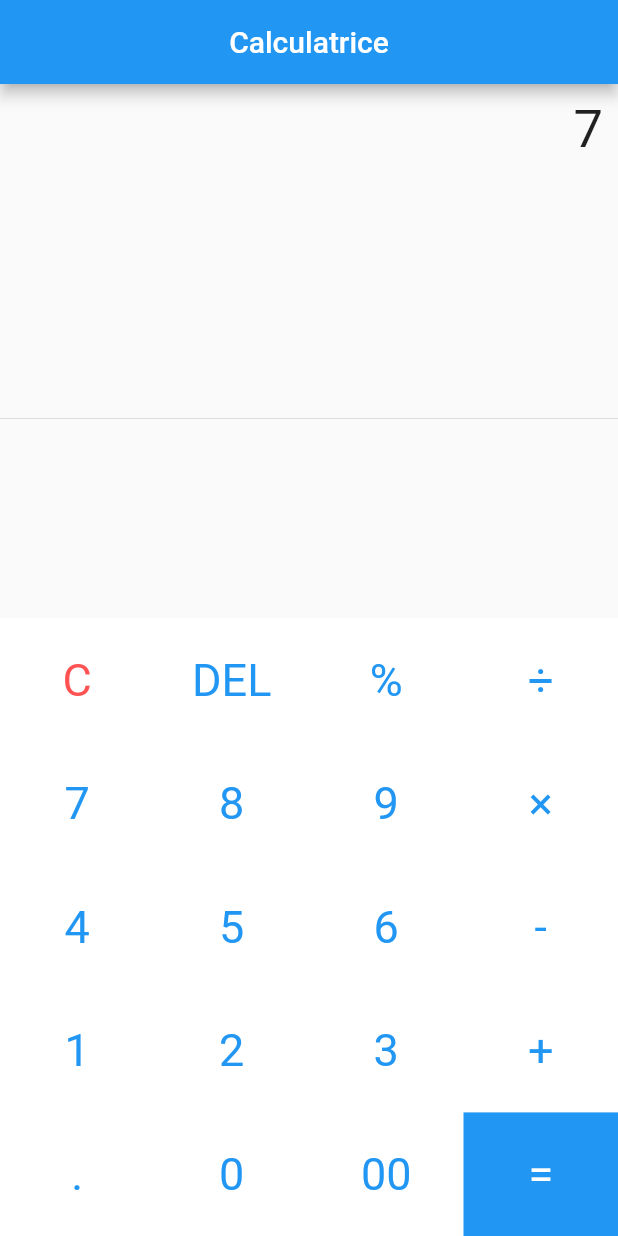
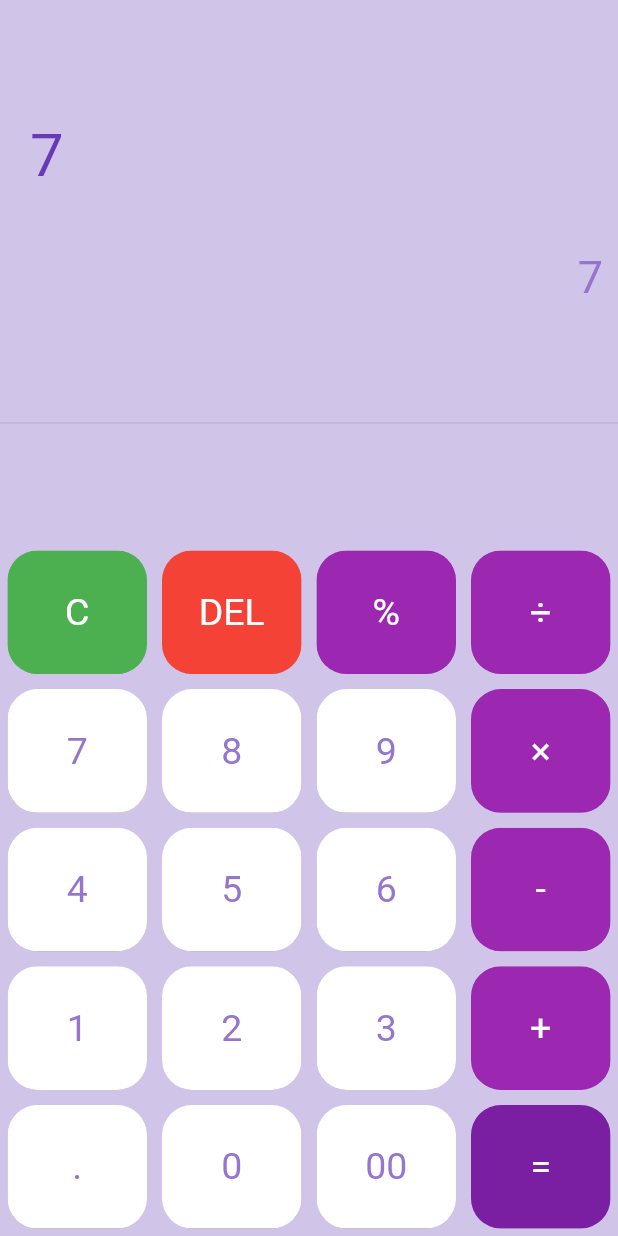
Before and after one commit to Caydo163/flutter-calculator, a Flutter app: the screen it shows after launch, after a tap on an icon or button, on a phone screen of 412 x 824 dp. Run offline on Flutter 3.47's test engine with Material 2 defaults, Android fonts, the phone set to English and light mode, and no system bars; our stand-ins replace math_expressions.

Commit message:
amelioration design + gestion resultat

```diff
--- a/lib/main.dart
+++ b/lib/main.dart
@@ -160,20 +160,10 @@ class _SimpleCalculatriceState extends State<SimpleCalculatrice> {
 
         case "=":
           {
-            if (calcul.isNotEmpty) {
-              expression = calcul.replaceAll("÷", "/").replaceAll("×", "*");
-              try {
-                Parser p = Parser();
-                Expression exp = p.parse(expression);
-                ContextModel cm = ContextModel();
-
-                result = "${exp.evaluate(EvaluationType.REAL, cm)}";
-              } catch (e) {
-                result = "Erreur";
-              }
-            }
+            calcul = result;
           }
           break;
+
         default:
           {
             if (calcul == "0") calcul = "";
@@ -181,21 +171,43 @@ class _SimpleCalculatriceState extends State<SimpleCalculatrice> {
           }
           break;
       }
+
+      if (calcul.isNotEmpty) {
+        expression = calcul.replaceAll("÷", "/").replaceAll("×", "*");
+        try {
+          Parser p = Parser();
+          Expression exp = p.parse(expression);
+          ContextModel cm = ContextModel();
+          // String resultat = exp.evaluate(EvaluationType.REAL, cm);
+          // if(resultat%1)
+
+          result = "${exp.evaluate(EvaluationType.REAL, cm)}";
+          if (result.substring(result.length - 2, result.length) == ".0") {
+            result = result.substring(0, result.length - 2);
+          }
+        } catch (e) {}
+      }
     });
   }
 
   Widget calculatriceButton(
       String txt, Color couleurText, Color couleurBouton) {
     return Container(
+      margin: const EdgeInsets.all(5),
       height: MediaQuery.of(context).size.height * 0.1,
-      color: couleurBouton,
-      child: MaterialButton(
-        padding: EdgeInsets.all(16),
-        onPressed: () => ButtonPressed(txt),
-        child: Text(
-          txt,
-          style: TextStyle(
-              color: couleurText, fontSize: 30, fontWeight: FontWeight.normal),
+      child: ClipRRect(
+        borderRadius: BorderRadius.circular(20),
+        child: MaterialButton(
+          color: couleurBouton,
+          padding: EdgeInsets.all(7),
+          onPressed: () => ButtonPressed(txt),
+          child: Text(
+            txt,
+            style: TextStyle(
+                color: couleurText,
+                fontSize: 25,
+                fontWeight: FontWeight.normal),
+          ),
         ),
       ),
     );
@@ -204,26 +216,27 @@ class _SimpleCalculatriceState extends State<SimpleCalculatrice> {
   @override
   Widget build(BuildContext context) {
     return Scaffold(
-      appBar: AppBar(
-        title: Text("Calculatrice"),
-        centerTitle: true,
-      ),
+      backgroundColor: Colors.deepPurple[100],
+      // appBar: AppBar(
+      //   title: Text("Calculatrice"),
+      //   centerTitle: true,
+      // ),
       body: Column(
         children: [
           Container(
-            alignment: Alignment.centerRight,
-            padding: EdgeInsets.fromLTRB(20, 10, 10, 0),
+            alignment: Alignment.centerLeft,
+            padding: EdgeInsets.fromLTRB(20, 80, 10, 0),
             child: Text(
               calcul,
-              style: TextStyle(fontSize: 35),
+              style: TextStyle(fontSize: 40, color: Colors.deepPurple),
             ),
           ),
           Container(
             alignment: Alignment.centerRight,
-            padding: EdgeInsets.fromLTRB(20, 10, 10, 0),
+            padding: EdgeInsets.fromLTRB(20, 40, 10, 0),
             child: Text(
               result,
-              style: TextStyle(fontSize: 25, color: Colors.grey[600]),
+              style: TextStyle(fontSize: 30, color: Colors.deepPurple[300]),
             ),
           ),
           Expanded(child: Divider()),
@@ -235,34 +248,47 @@ class _SimpleCalculatriceState extends State<SimpleCalculatrice> {
                 child: Table(
                   children: [
                     TableRow(children: [
-                      calculatriceButton("C", Colors.redAccent, Colors.white),
-                      calculatriceButton("DEL", Colors.blue, Colors.white),
-                      calculatriceButton("%", Colors.blue, Colors.white),
-                      calculatriceButton("÷", Colors.blue, Colors.white),
+                      calculatriceButton("C", Colors.white, Colors.green),
+                      calculatriceButton("DEL", Colors.white, Colors.red),
+                      calculatriceButton("%", Colors.white, Colors.purple),
+                      calculatriceButton("÷", Colors.white, Colors.purple),
                     ]),
                     TableRow(children: [
-                      calculatriceButton("7", Colors.blue, Colors.white),
-                      calculatriceButton("8", Colors.blue, Colors.white),
-                      calculatriceButton("9", Colors.blue, Colors.white),
-                      calculatriceButton("×", Colors.blue, Colors.white),
+                      calculatriceButton(
+                          "7", Colors.deepPurple.shade300, Colors.white),
+                      calculatriceButton(
+                          "8", Colors.deepPurple.shade300, Colors.white),
+                      calculatriceButton(
+                          "9", Colors.deepPurple.shade300, Colors.white),
+                      calculatriceButton("×", Colors.white, Colors.purple),
                     ]),
                     TableRow(children: [
-                      calculatriceButton("4", Colors.blue, Colors.white),
-                      calculatriceButton("5", Colors.blue, Colors.white),
-                      calculatriceButton("6", Colors.blue, Colors.white),
-                      calculatriceButton("-", Colors.blue, Colors.white),
+                      calculatriceButton(
+                          "4", Colors.deepPurple.shade300, Colors.white),
+                      calculatriceButton(
+                          "5", Colors.deepPurple.shade300, Colors.white),
+                      calculatriceButton(
+                          "6", Colors.deepPurple.shade300, Colors.white),
+                      calculatriceButton("-", Colors.white, Colors.purple),
                     ]),
                     TableRow(children: [
-                      calculatriceButton("1", Colors.blue, Colors.white),
-                      calculatriceButton("2", Colors.blue, Colors.white),
-                      calculatriceButton("3", Colors.blue, Colors.white),
-                      calculatriceButton("+", Colors.blue, Colors.white),
+                      calculatriceButton(
+                          "1", Colors.deepPurple.shade300, Colors.white),
+                      calculatriceButton(
+                          "2", Colors.deepPurple.shade300, Colors.white),
+                      calculatriceButton(
+                          "3", Colors.deepPurple.shade300, Colors.white),
+                      calculatriceButton("+", Colors.white, Colors.purple),
                     ]),
                     TableRow(children: [
-                      calculatriceButton(".", Colors.blue, Colors.white),
-                      calculatriceButton("0", Colors.blue, Colors.white),
-                      calculatriceButton("00", Colors.blue, Colors.white),
-                      calculatriceButton("=", Colors.white, Colors.blue),
+                      calculatriceButton(
+                          ".", Colors.deepPurple.shade300, Colors.white),
+                      calculatriceButton(
+                          "0", Colors.deepPurple.shade300, Colors.white),
+                      calculatriceButton(
+                          "00", Colors.deepPurple.shade300, Colors.white),
+                      calculatriceButton(
+                          "=", Colors.white, Colors.purple.shade700),
                     ]),
                   ],
                 ),
```
